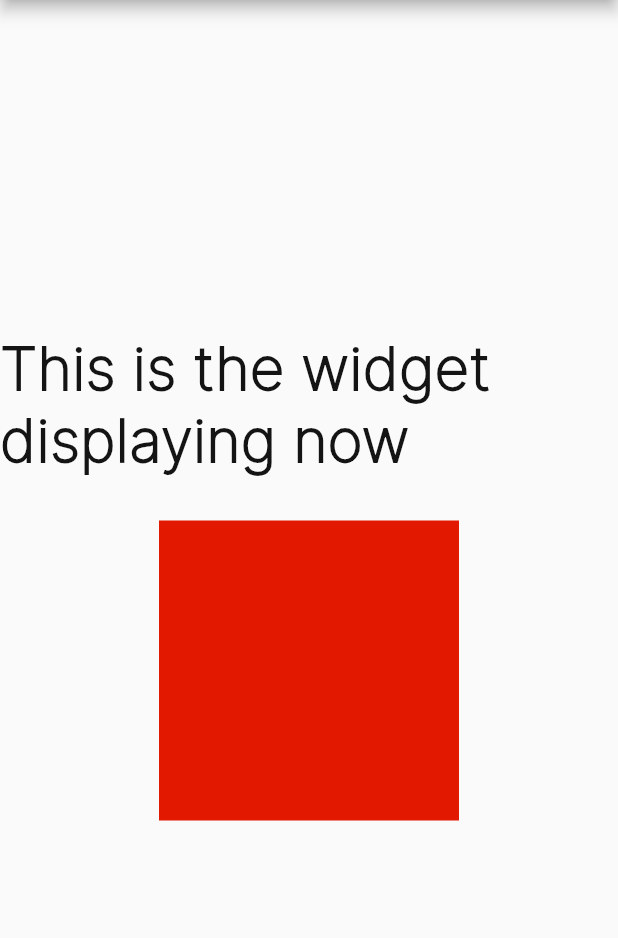
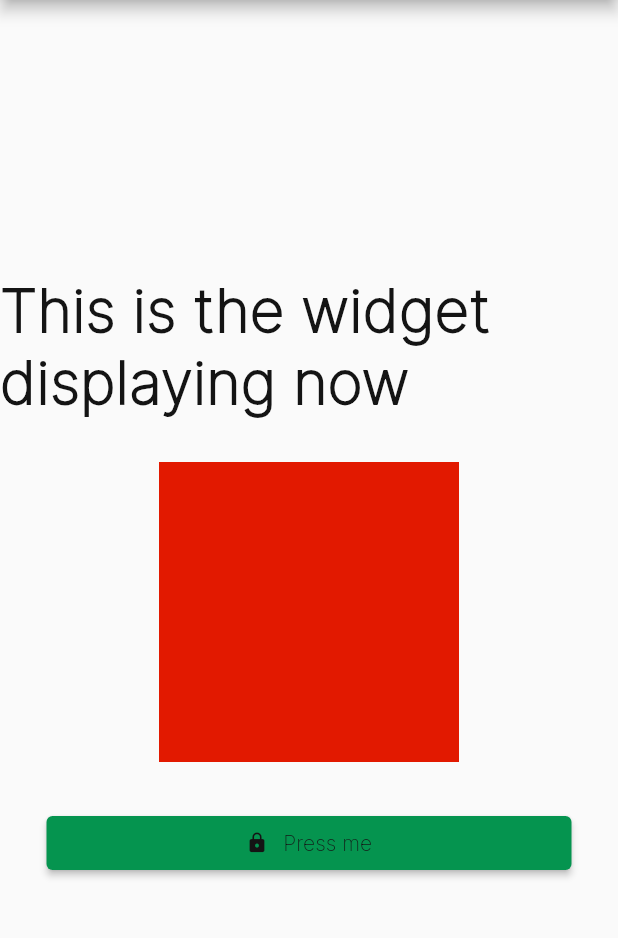
Before and after one commit to MayJuun/design_system, a Flutter app: the screen it shows after launch, on a phone screen of 412 x 824 dp, the part 84-1022 px from its top. Run offline on Flutter 3.47's test engine with Material 2 defaults, Android fonts, the phone set to English and light mode, and no system bars.

Commit message:
chore: setup Button Theme and Button Component respectively

```diff
--- /dev/null
+++ b/lib/buttons/small/buttons_small_theme.dart
@@ -0,0 +1,55 @@
+// ignore_for_file: avoid_classes_with_only_static_members
+
+import 'package:design_system/colors/colors.dart';
+import 'package:design_system/typography/typography.dart';
+import 'package:design_system/utils/consts.dart';
+import 'package:flutter/material.dart';
+
+class ButtonSmall {
+  static ElevatedButtonThemeData elevatedButtonTheme() {
+    return ElevatedButtonThemeData(
+      style: ButtonStyle(
+        fixedSize: MaterialStateProperty.all(
+          const Size(350, 36),
+        ),
+
+        mouseCursor:
+            MaterialStateProperty.all<MouseCursor>(SystemMouseCursors.click),
+
+        enableFeedback: true,
+        // shape: MaterialStateProperty.all<OutlinedBorder>(const CircleBorder()),
+        textStyle: MaterialStateProperty.all<TextStyle>(MayJuunType.label3()),
+        foregroundColor:
+            MaterialStateProperty.all<Color>(LightThemeColors.contentPrimary),
+        backgroundColor: MaterialStateProperty.all<Color>(
+            LightThemeColors.backgroundPositive),
+        overlayColor: MaterialStateProperty.resolveWith<Color?>(
+          (Set<MaterialState> states) {
+            if (states.contains(MaterialState.hovered)) {
+              return Colors.white.withOpacity(0.04);
+            }
+            if (states.contains(MaterialState.focused) ||
+                states.contains(MaterialState.pressed)) {
+              return Colors.white.withOpacity(0.12);
+            } else {
+              return null;
+            } // Defer to the widget's default.
+          },
+        ),
+      ),
+    );
+  }
+
+  static ElevatedButton elevatedButtonComponent() {
+    return ElevatedButton(
+        onPressed: () {},
+        child: Row(
+          mainAxisAlignment: MainAxisAlignment.center,
+          children: [
+            const Icon(Icons.lock, size: 15),
+            SpaceConsts.horizontalOne,
+            const Text('Press me')
+          ],
+        ));
+  }
+}
--- a/lib/main.dart
+++ b/lib/main.dart
@@ -1,4 +1,6 @@
+import 'package:design_system/buttons/small/buttons_small_theme.dart';
 import 'package:design_system/typography/typography.dart';
+import 'package:design_system/utils/consts.dart';
 import 'package:flutter/material.dart';
 import 'colors/colors.dart';
 
@@ -15,8 +17,8 @@ class MyApp extends StatelessWidget {
     return MaterialApp(
       title: 'Flutter Demo',
       theme: ThemeData(
-        primarySwatch: Colors.green,
-      ),
+          primarySwatch: Colors.green,
+          elevatedButtonTheme: ButtonSmall.elevatedButtonTheme()),
       home: const MyHomePage(title: 'Design System Demo'),
     );
   }
@@ -51,7 +53,13 @@ class _MyHomePageState extends State<MyHomePage> {
               height: 30,
             ),
             //This is where we display any widget that we are working on.
-            Container(height: 200, width: 200, color: LightThemeColors.negative)
+            Container(
+                height: 200, width: 200, color: LightThemeColors.negative),
+            const SizedBox(
+              height: 30,
+            ),
+            // ElevatedButton(onPressed: () {}, child: const Text('Press me'))
+            ButtonSmall.elevatedButtonComponent()
           ],
         ),
       ),
--- /dev/null
+++ b/lib/utils/consts.dart
@@ -0,0 +1,33 @@
+//This class stores all reusabke horizontal and vertial space constants.
+import 'package:flutter/material.dart';
+
+// ignore_for_file: avoid_classes_with_only_static_members
+class SpaceConsts {
+  static BuildContext? context;
+  static SizedBox horizontalOne = const SizedBox(
+    width: 10,
+  );
+  static SizedBox horizontalTwo = const SizedBox(
+    width: 30,
+  );
+  static SizedBox verticalOne = const SizedBox(
+    height: 10,
+  );
+  static SizedBox verticalTwo = const SizedBox(
+    height: 30,
+  );
+
+  static double buttomMargin = 50;
+
+  //Device height and width
+  static double deviceHieight(BuildContext context) =>
+      MediaQuery.of(context).size.height;
+
+  static double deviceWidth(BuildContext context) =>
+      MediaQuery.of(context).size.width;
+
+  static double buttonWidth(BuildContext context) =>
+      MediaQuery.of(context).size.width * .8;
+
+  static double buttonHeight = 50;
+}
```
Also changed, not shown: lib/buttons/small/buttons_small.dart (deleted, +0 -32 lines), lib/utils/units_converter.dart (deleted).
